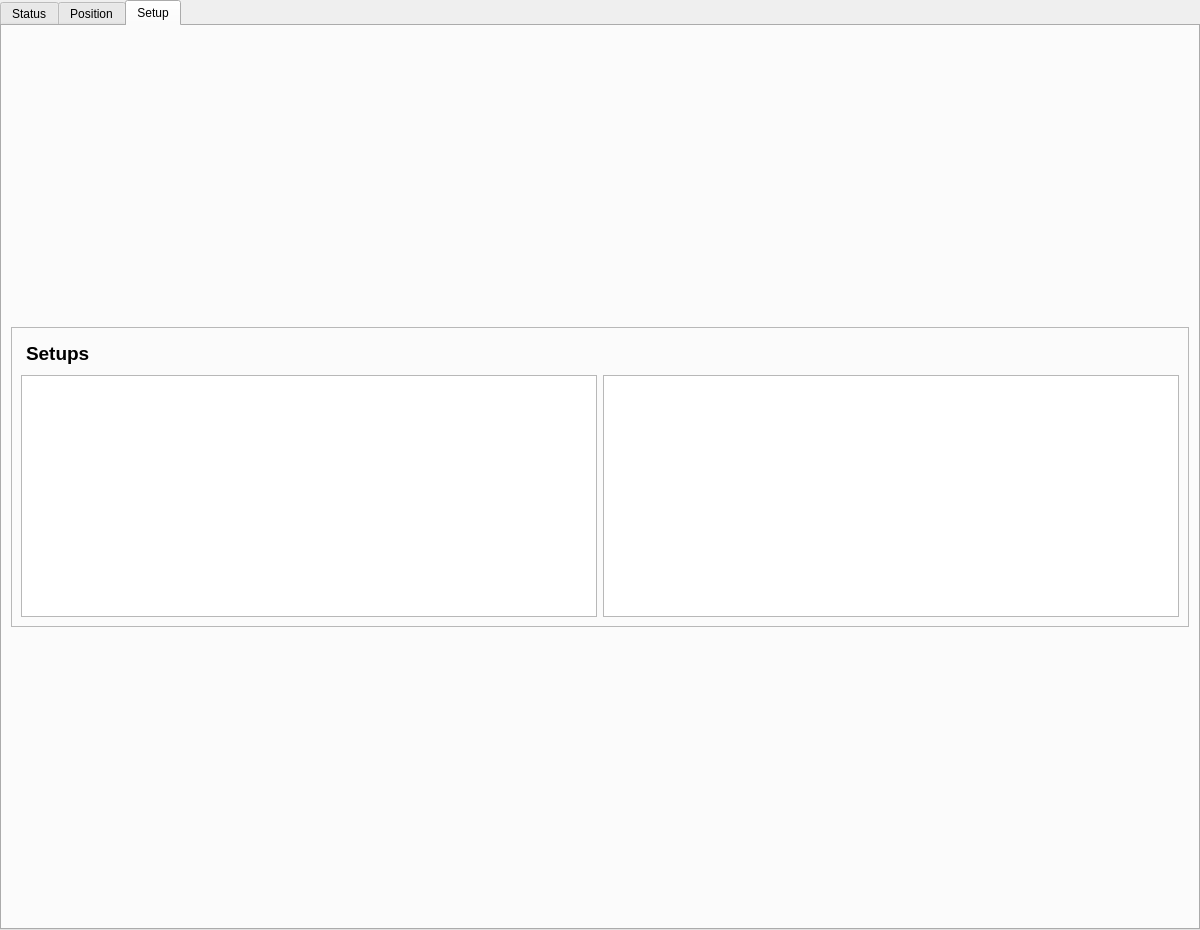
Before: the Qt Designer form gui/main.ui in HugoValim/DAF, drawn with Qt 5.
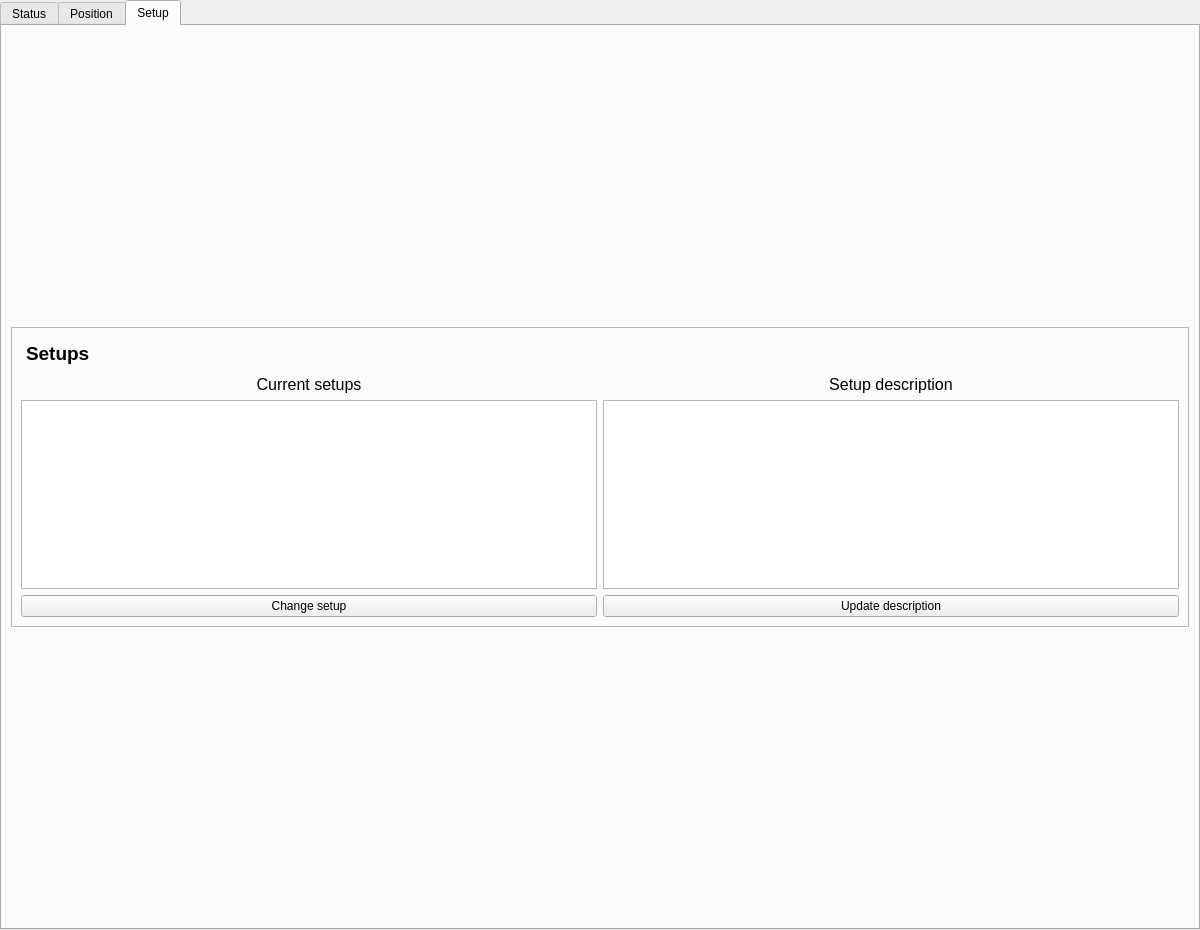
After: the same form once the commit is applied. Custom widgets are drawn as their Qt base class.

Commit message: Added new funcionalities to daf.gui setup manager

```diff
--- a/gui/main.ui
+++ b/gui/main.ui
@@ -3960,13 +3960,64 @@
           </item>
           <item>
            <layout class="QGridLayout" name="gridLayout_11">
-            <item row="0" column="0">
+            <item row="1" column="0">
              <widget class="QListWidget" name="listWidget_setup"/>
             </item>
-            <item row="0" column="1">
+            <item row="1" column="1">
              <widget class="QTextEdit" name="textEdit_setup">
               <property name="readOnly">
                <bool>false</bool>
+              </property>
+              <property name="acceptRichText">
+               <bool>true</bool>
+              </property>
+             </widget>
+            </item>
+            <item row="0" column="0">
+             <widget class="QLabel" name="label_48">
+              <property name="font">
+               <font>
+                <pointsize>12</pointsize>
+               </font>
+              </property>
+              <property name="text">
+               <string>Current setups</string>
+              </property>
+              <property name="alignment">
+               <set>Qt::AlignCenter</set>
+              </property>
+             </widget>
+            </item>
+            <item row="0" column="1">
+             <widget class="QLabel" name="label_49">
+              <property name="font">
+               <font>
+                <pointsize>12</pointsize>
+               </font>
+              </property>
+              <property name="text">
+               <string>Setup description</string>
+              </property>
+              <property name="alignment">
+               <set>Qt::AlignCenter</set>
+              </property>
+             </widget>
+            </item>
+           </layout>
+          </item>
+          <item>
+           <layout class="QGridLayout" name="gridLayout_3">
+            <item row="0" column="0">
+             <widget class="QPushButton" name="pushButton_change_setup">
+              <property name="text">
+               <string>Change setup</string>
+              </property>
+             </widget>
+            </item>
+            <item row="0" column="1">
+             <widget class="QPushButton" name="pushButton_update_desc">
+              <property name="text">
+               <string>Update description</string>
               </property>
              </widget>
             </item>
```
The commit also changes 2 other files.
